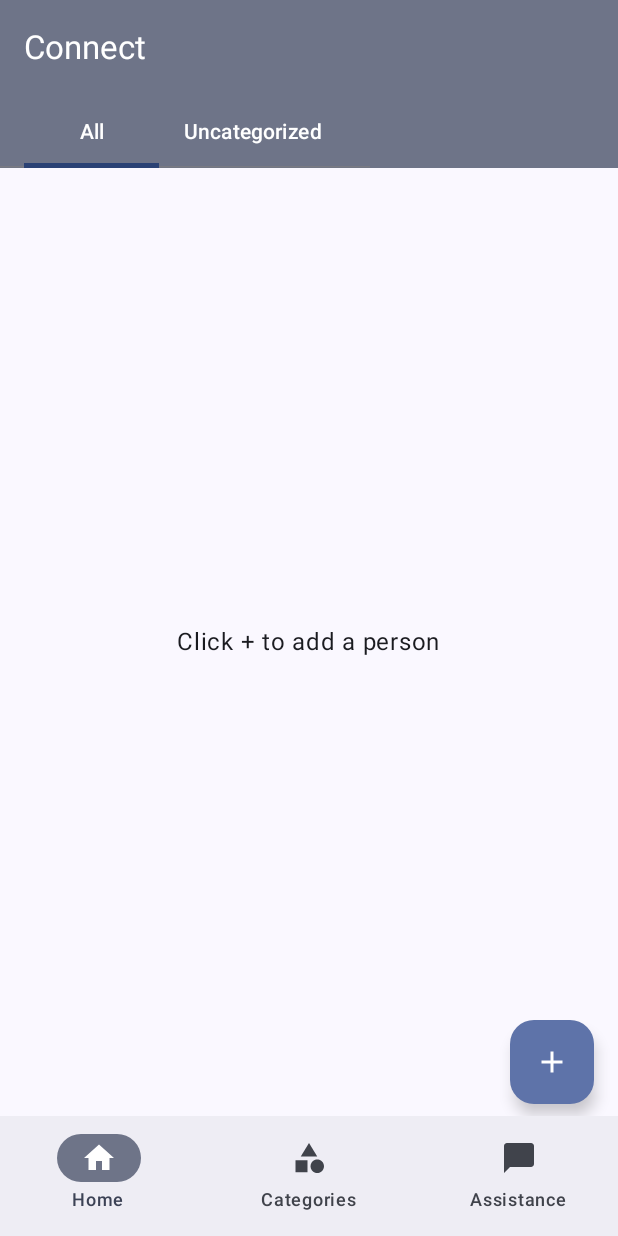
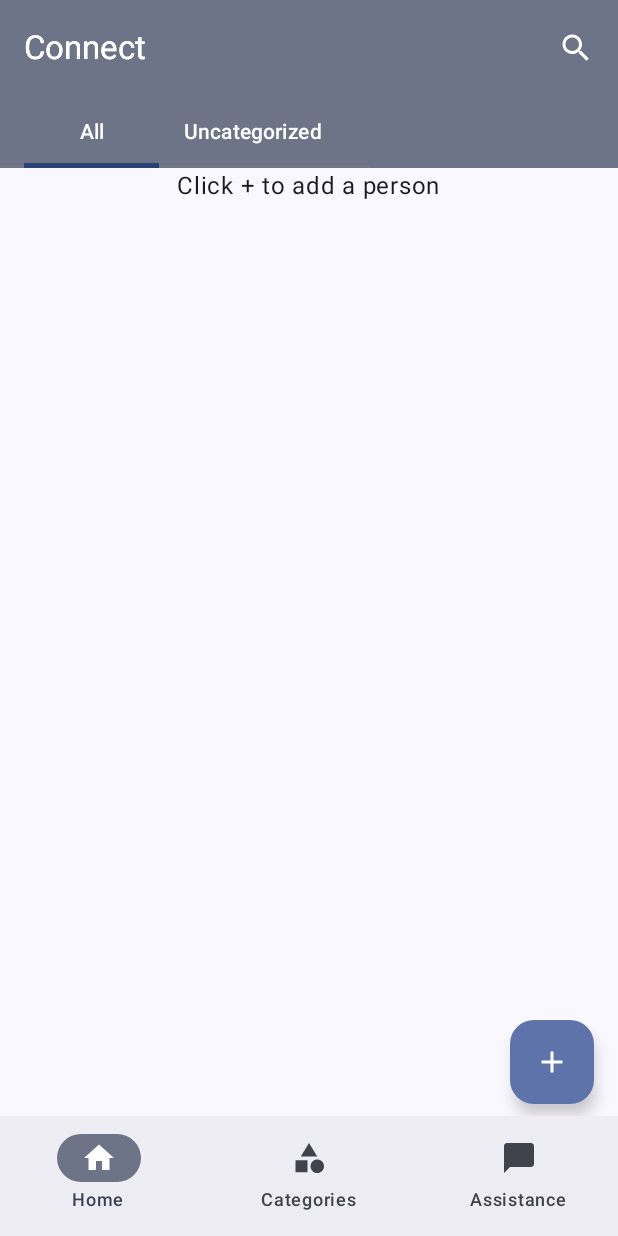
Before and after one commit to miltonvento/Connect-Mobile-App, an Android app built with Jetpack Compose: the screen it shows after launch (MainActivity), on a phone screen of 412 x 824 dp. Run offline under Robolectric (Android 15) with nearby library versions, the phone set to English and light mode, and no system bars; our stand-ins replace Dagger/Hilt's generated code, Room's generated code, livedata-compose.

Commit message:
Adds search on home screen

```diff
--- a/app/src/main/java/hu/ait/connect/data/person/PersonDAO.kt
+++ b/app/src/main/java/hu/ait/connect/data/person/PersonDAO.kt
@@ -31,4 +31,11 @@ interface PersonDAO {
 
     @Query("SELECT * FROM person_table WHERE categoryId = :categoryId")
     fun getPeopleByCategory(categoryId: Int): Flow<List<Person>>
+
+    @Query("""
+        SELECT * FROM person_table
+        WHERE name LIKE '%' || :query || '%'
+        OR description LIKE '%' || :query || '%'
+    """)
+    fun searchPeople(query: String): Flow<List<Person>>
 }
--- a/app/src/main/java/hu/ait/connect/ui/screen/HomeScreen.kt
+++ b/app/src/main/java/hu/ait/connect/ui/screen/HomeScreen.kt
@@ -67,9 +67,11 @@ import androidx.compose.foundation.text.KeyboardOptions
 import androidx.compose.foundation.verticalScroll
 import androidx.compose.material.icons.filled.CameraAlt
 import androidx.compose.material.icons.filled.Check
+import androidx.compose.material.icons.filled.Close
 import androidx.compose.material.icons.filled.KeyboardArrowDown
 import androidx.compose.material.icons.filled.KeyboardArrowUp
 import androidx.compose.material.icons.filled.PlayArrow
+import androidx.compose.material.icons.filled.Search
 import androidx.compose.material.icons.filled.Stop
 import androidx.compose.material.icons.outlined.ArrowDropDown
 import androidx.compose.material3.AssistChip
@@ -84,6 +86,7 @@ import androidx.compose.material3.ListItemDefaults
 import androidx.compose.material3.OutlinedCard
 import androidx.compose.material3.ScrollableTabRow
 import androidx.compose.material3.Tab
+import androidx.compose.material3.TextField
 import androidx.compose.runtime.livedata.observeAsState
 import androidx.compose.runtime.mutableStateListOf
 import androidx.compose.ui.draw.clip
@@ -129,18 +132,43 @@ fun HomeScreen(
     val tabs = listOf("All") + categoryNames
     var selectedTabIndex by remember { mutableStateOf(0) }
 
+    var isSearching by rememberSaveable { mutableStateOf(false) }
+    val searchQuery by viewModel.searchQuery.collectAsState()
+
     Scaffold(
         topBar = {
             Column {
                 TopAppBar(
-                    title = { Text("Connect") },
+                    title = { Text("Connect")
+                        if (isSearching) {
+                            TextField(
+                                value = searchQuery,
+                                onValueChange = { viewModel.updateSearchQuery(it) },
+                                placeholder = { Text("Search...") },
+                                modifier = Modifier.fillMaxWidth()
+                            )
+                        } else {
+                            Text("Connect")
+                        }},
                     colors = TopAppBarDefaults.topAppBarColors(
                         containerColor = MaterialTheme.colorScheme.secondaryContainer,
                         titleContentColor = MaterialTheme.colorScheme.onSecondaryContainer,
                         navigationIconContentColor = MaterialTheme.colorScheme.onSecondaryContainer,
                         actionIconContentColor = MaterialTheme.colorScheme.onSecondaryContainer
                     ),
+                    actions = {
+                        IconButton(onClick = {
+                            isSearching = !isSearching
+                            if (!isSearching) viewModel.updateSearchQuery("")
+                        }) {
+                            Icon(
+                                imageVector = if (isSearching) Icons.Filled.Close else Icons.Filled.Search,
+                                contentDescription = if (isSearching) "Close Search" else "Search"
                             )
+                        }
+                    }
+                )
+                if (!isSearching) {
                     ScrollableTabRow(
                         selectedTabIndex = selectedTabIndex,
                         edgePadding = 16.dp,
@@ -153,6 +181,7 @@ fun HomeScreen(
                                 onClick = { selectedTabIndex = index },
                                 text = { Text(tab) }
                             )
+                        }
                     }
                 }
             }
@@ -174,24 +203,33 @@ fun HomeScreen(
             }
         },
         content = { innerpadding ->
-            Column(
-                modifier = modifier
-                    .fillMaxSize()
-                    .padding(innerpadding)
-            ) {
+            // Determine what to display based on the search state
+            val peopleToDisplay = remember(peopleList.value, searchQuery, selectedTabIndex) {
+                if (isSearching) {
+                    peopleList.value.filter {
+                        val matchesCategory = if (selectedTabIndex == 0) true else it.categoryId == categories.value[selectedTabIndex - 1].id
+                        val matchesSearch = searchQuery.isBlank() ||
+                                it.name.contains(searchQuery, true) ||
+                                it.description.contains(searchQuery, true)
+                        matchesCategory && matchesSearch
+                    }
+                } else {
+                    peopleList.value.filter {
+                        if (selectedTabIndex == 0) true else it.categoryId == categories.value[selectedTabIndex - 1].id
+                    }
+                }
+            }
 
-                if (peopleList.value.isEmpty()) {
+            LazyColumn(modifier = modifier.padding(innerpadding)) {
+                if (peopleToDisplay.isEmpty()) {
+                    item {
                         Text(
-                        "Click + to add a person", modifier = Modifier
-                            .fillMaxSize()
-                            .wrapContentSize(Alignment.Center)
+                            if (isSearching) "No results found" else "Click + to add a person",
+                            modifier = Modifier.fillMaxSize().wrapContentSize(Alignment.Center)
                         )
+                    }
                 } else {
-                    LazyColumn {
-                        items(peopleList.value.filter {
-                            if (selectedTabIndex == 0) true
-                            else it.categoryId == categories.value[selectedTabIndex - 1].id
-                        }) { person ->
+                    items(peopleToDisplay) { person ->
                         PersonCard(
                                 categories.value.first { it.id == person.categoryId }.color,
                                 person,
@@ -204,7 +242,41 @@ fun HomeScreen(
                     }
                 }
             }
-            }
+
+
+//            Column(
+//                modifier = modifier
+//                    .fillMaxSize()
+//                    .padding(innerpadding)
+//            ) {
+//
+//                if (peopleList.value.isEmpty()) {
+//                    Text(
+//                        "Click + to add a person", modifier = Modifier
+//                            .fillMaxSize()
+//                            .wrapContentSize(Alignment.Center)
+//                    )
+//                } else {
+//                    LazyColumn {
+//                        items(peopleList.value.filter {
+//                            val matchesTab = if (selectedTabIndex == 0) true else it.categoryId == categories.value[selectedTabIndex - 1].id
+//                            matchesTab
+////                            if (selectedTabIndex == 0) true
+////                            else it.categoryId == categories.value[selectedTabIndex - 1].id
+//                        }) { person ->
+//                            PersonCard(
+//                                categories.value.first { it.id == person.categoryId }.color,
+//                                person,
+//                                onDeletePerson = { person ->
+//                                    viewModel.deletePerson(person)
+//                                },
+//                                onNavigateToPersonDetails = onNavigateToPersonDetails
+//                            )
+//                            Spacer(modifier = Modifier.height(12.dp))
+//                        }
+//                    }
+//                }
+//            }
 
 
             if (showAddDialog) {
--- a/app/src/main/java/hu/ait/connect/ui/screen/person/PersonViewModel.kt
+++ b/app/src/main/java/hu/ait/connect/ui/screen/person/PersonViewModel.kt
@@ -13,6 +13,8 @@ import hu.ait.connect.data.person.Person
 import hu.ait.connect.ui.screen.category.CategoryViewModel
 import kotlinx.coroutines.Dispatchers
 import kotlinx.coroutines.flow.Flow
+import kotlinx.coroutines.flow.MutableStateFlow
+import kotlinx.coroutines.flow.StateFlow
 import kotlinx.coroutines.launch
 import javax.inject.Inject
 
@@ -24,6 +26,9 @@ class PersonViewModel @Inject constructor(
 
     private val _uncategorizedCategoryId = MutableLiveData<Int>()
     val uncategorizedCategoryId: LiveData<Int> = _uncategorizedCategoryId
+
+    private val _searchQuery = MutableStateFlow("")
+    val searchQuery: StateFlow<String> = _searchQuery
 
     init {
         viewModelScope.launch {
@@ -86,4 +91,11 @@ class PersonViewModel @Inject constructor(
         }
     }
 
+    fun updateSearchQuery(query: String) {
+        _searchQuery.value = query
+    }
+
+    fun searchPeople(query: String): Flow<List<Person>> = personDAO.searchPeople(query)
+
+
 }
```
Lines whose indentation alone changed are shown as unchanged.
